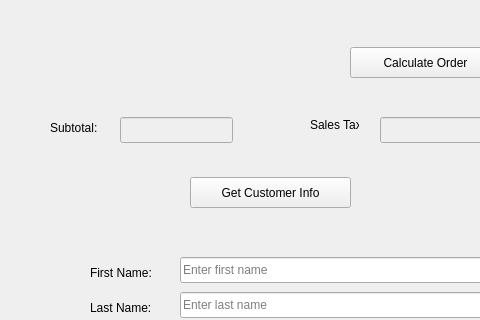
Above: DroneDogs.ui from nramichr/SDEV140_Q before the change; both pictures show x 0 to 480 and y 263 to 583 of the 865 by 808 pixel window. Below: the same form after it.
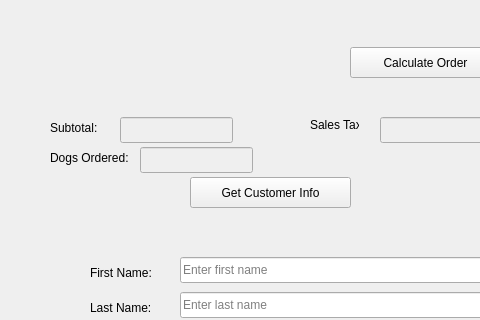
That is the form after the change. Icons and pictures are not drawn.

```diff
--- a/DroneDogs.ui
+++ b/DroneDogs.ui
@@ -104,6 +104,19 @@
      <string>Total Cost:</string>
     </property>
    </widget>
+    <widget class="QLabel" name="Label_TotalDogs">
+     <property name="geometry">
+        <rect>
+         <x>50</x>
+         <y>410</y>
+         <width>85</width>
+         <height>21</height>
+        </rect>
+     </property>
+     <property name="text">
+        <string>Dogs Ordered:</string>
+     </property>
+    </widget>
    <widget class="QSpinBox" name="Spin_Box__BeefDogs">
     <property name="geometry">
      <rect>
@@ -179,6 +192,25 @@
      <bool>true</bool>
     </property>
    </widget>
+    <widget class="QLineEdit" name="lineEdit_TotalDogs">
+     <property name="enabled">
+        <bool>false</bool>
+     </property>
+     <property name="geometry">
+        <rect>
+         <x>140</x>
+         <y>410</y>
+         <width>113</width>
+         <height>26</height>
+        </rect>
+     </property>
+     <property name="alignment">
+        <set>Qt::AlignRight|Qt::AlignTrailing|Qt::AlignVCenter</set>
+     </property>
+     <property name="readOnly">
+        <bool>true</bool>
+     </property>
+    </widget>
    <widget class="QLineEdit" name="lineEdit_2_Sales_Tax">
     <property name="enabled">
      <bool>false</bool>
```
